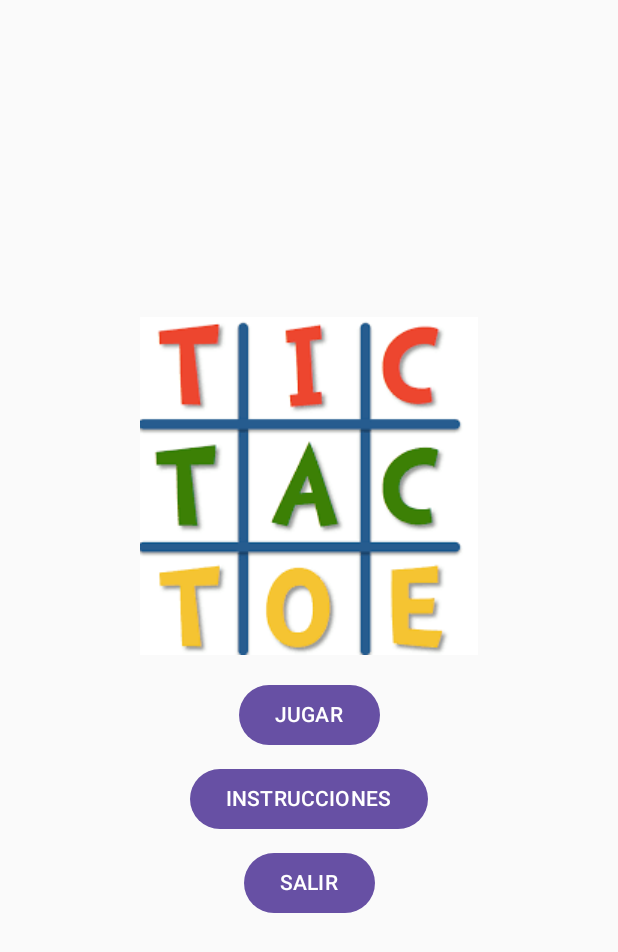
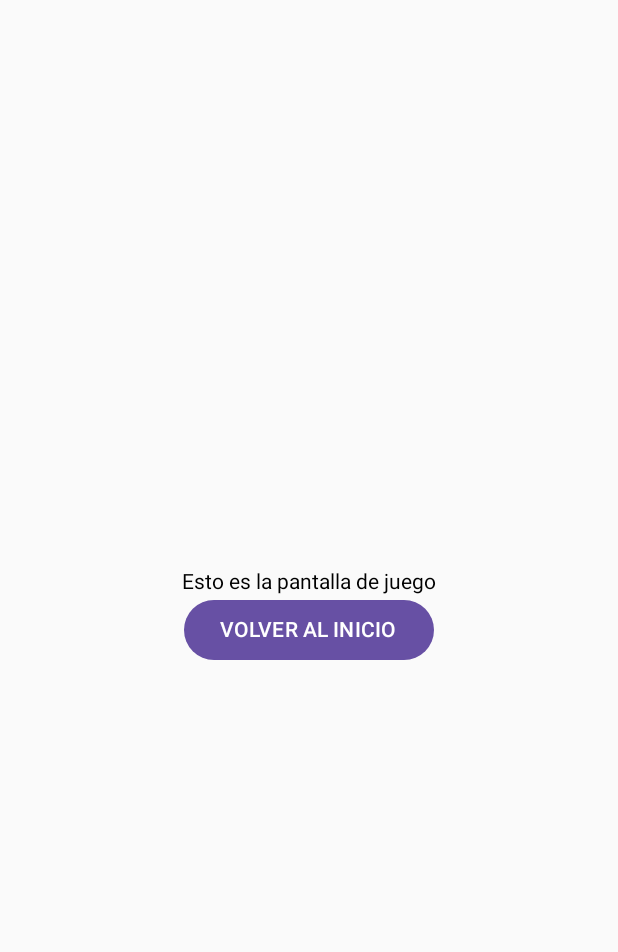
Before and after one commit to gdbogdan/apps1_practica, an Android app built with Jetpack Compose: the screen it shows after launch (MainActivity), after a tap on "JUGAR", on a phone screen of 412 x 824 dp. Shown: the top 952 px of the screen. Run offline under Robolectric (Android 15) with nearby library versions, the phone set to English and light mode, and no system bars.

Commit message:
Navegacion inicio-jugar

```diff
--- a/app/src/main/java/com/example/tictactoe/MainActivity.kt
+++ b/app/src/main/java/com/example/tictactoe/MainActivity.kt
@@ -9,6 +9,7 @@ import androidx.navigation.compose.composable
 import androidx.navigation.compose.rememberNavController
 import com.example.tictactoe.screens.Inicio
 import com.example.tictactoe.screens.Instrucciones
+import com.example.tictactoe.screens.Jugar
 
 class MainActivity : ComponentActivity() {
     override fun onCreate(savedInstanceState: Bundle?) {
@@ -23,6 +24,9 @@ class MainActivity : ComponentActivity() {
                 composable ("Instrucciones") {
                     Instrucciones(navController)
                 }
+                composable ("Jugar") {
+                    Jugar(navController)
+                }
             })
         }
     }
--- a/app/src/main/java/com/example/tictactoe/screens/Inicio.kt
+++ b/app/src/main/java/com/example/tictactoe/screens/Inicio.kt
@@ -30,7 +30,7 @@ fun Inicio(navController: NavController){
             contentDescription = "Letrero Tic Tac Toe"
         )
         Spacer(modifier = Modifier.height(16.dp)) // Espaciado opcional
-        Button(onClick = {/*TODO*/}) {
+        Button(onClick = {navController.navigate("Jugar") }) {
             Text(text = "JUGAR")
         }
         Spacer(modifier = Modifier.height(8.dp))
--- /dev/null
+++ b/app/src/main/java/com/example/tictactoe/screens/Jugar.kt
@@ -0,0 +1,34 @@
+package com.example.tictactoe.screens
+
+import androidx.compose.foundation.layout.Arrangement
+import androidx.compose.foundation.layout.Column
+import androidx.compose.foundation.layout.Row
+import androidx.compose.foundation.layout.fillMaxSize
+import androidx.compose.material3.Button
+import androidx.compose.material3.Text
+import androidx.compose.runtime.Composable
+import androidx.compose.ui.Alignment
+import androidx.compose.ui.Modifier
+import androidx.navigation.NavController
+
+@Composable
+fun Jugar(navController: NavController){
+    Column (
+        modifier = Modifier.fillMaxSize(),
+        verticalArrangement = Arrangement.Center,
+        horizontalAlignment = Alignment.CenterHorizontally
+    ){
+        Row {
+            Text(
+                text = "Esto es la pantalla de juego"
+            )
+        }
+        Row {
+            Button(onClick = {navController.navigate("Inicio")}) {
+                Text(
+                    text = "VOLVER AL INICIO"
+                )
+            }
+        }
+    }
+}
```
